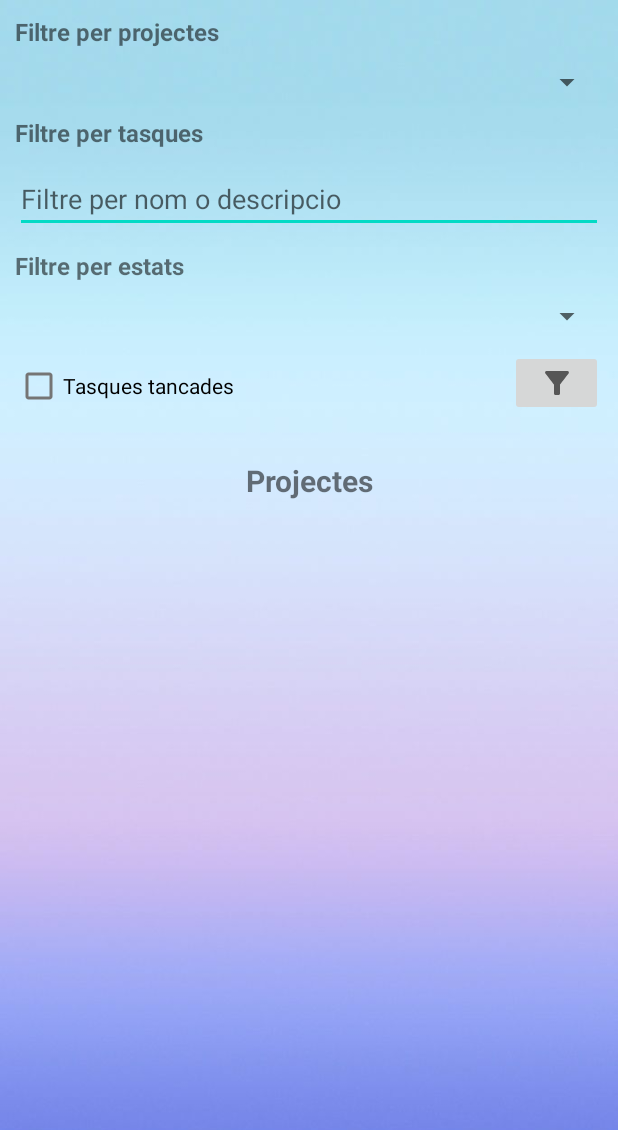
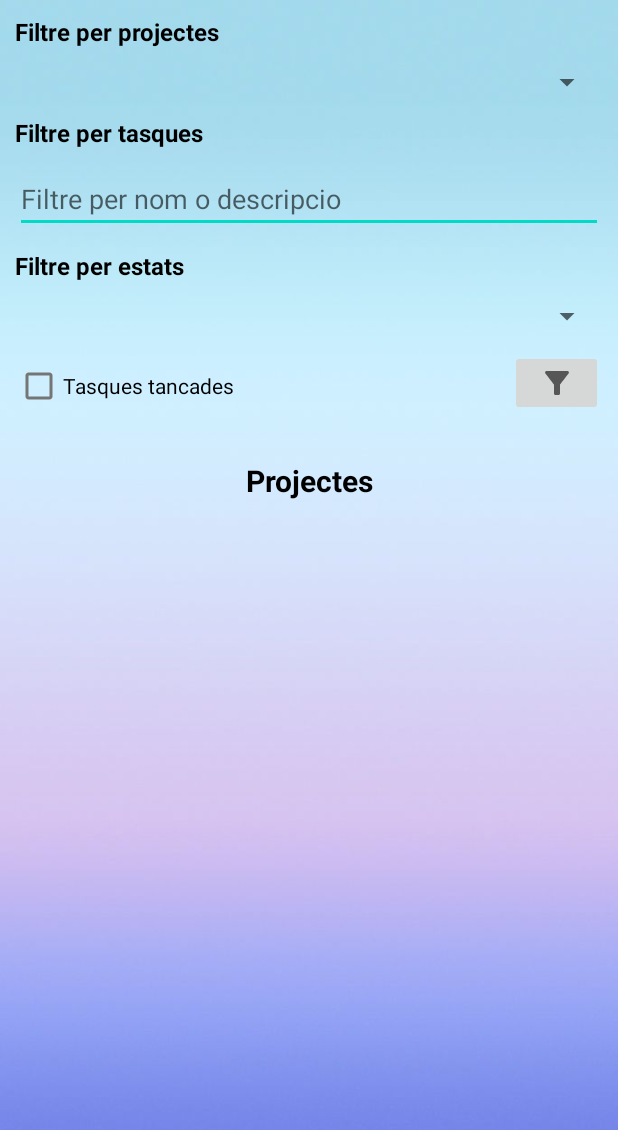
Before and after one commit to anna95reyes/PROJ_AppAndroidClient, an Android app: the layout activity_llista_tasques.xml on its own in the app's theme, with its tools: preview values and no code run, on a phone screen of 412 x 824 dp. Shown: the top 1130 px of the screen. Run offline under Robolectric (Android 15) with nearby library versions, the phone set to English and light mode, and no system bars.

```diff
--- a/app/src/main/java/com/example/appandroidclient/adapters/TascaAssignadaAdapter.java
+++ b/app/src/main/java/com/example/appandroidclient/adapters/TascaAssignadaAdapter.java
@@ -37,7 +37,7 @@ public class TascaAssignadaAdapter extends RecyclerView.Adapter<TascaAssignadaAd
         threadTasquesAssignades = new ThreadTasquesAssignades();
         new Thread(threadTasquesAssignades).start();
         try {
-            Thread.sleep(300);
+            Thread.sleep(200);
         } catch (InterruptedException e) {
             e.printStackTrace();
         }
--- a/app/src/main/res/layout/activity_llista_tasques.xml
+++ b/app/src/main/res/layout/activity_llista_tasques.xml
@@ -16,7 +16,8 @@
         android:textStyle="bold"
         android:layout_marginHorizontal="10dp"
         android:layout_marginTop="10dp"
-        android:layout_marginBottom="5dp"/>
+        android:layout_marginBottom="5dp"
+        android:textColor="@color/black"/>
 
     <Spinner android:id="@+id/spnFiltreProjecte"
         android:layout_width="match_parent"
@@ -31,7 +32,8 @@
         android:textSize="16dp"
         android:textStyle="bold"
         android:layout_marginHorizontal="10dp"
-        android:layout_marginVertical="5dp"/>
+        android:layout_marginVertical="5dp"
+        android:textColor="@color/black"/>
     <EditText
         android:layout_width="match_parent"
         android:layout_height="wrap_content"
@@ -46,9 +48,10 @@
         android:textSize="16dp"
         android:textStyle="bold"
         android:layout_marginHorizontal="10dp"
-        android:layout_marginVertical="5dp"/>
+        android:layout_marginVertical="5dp"
+        android:textColor="@color/black"/>
 
-    <Spinner android:id="@+id/spnFiltreTasques"
+    <Spinner android:id="@+id/spn_filtre_estats"
         android:layout_width="match_parent"
         android:layout_height="wrap_content"
         android:layout_marginHorizontal="10dp"
@@ -87,7 +90,8 @@
         android:textAlignment="center"
         android:layout_marginHorizontal="10dp"
         android:layout_marginTop="20dp"
-        android:layout_marginBottom="10dp"/>
+        android:layout_marginBottom="10dp"
+        android:textColor="@color/black"/>
 
     <androidx.recyclerview.widget.RecyclerView
         android:id="@+id/rcyProjectes"
```
Also changed, not shown: app/src/main/java/com/example/appandroidclient/LlistaTasquesActivity.java (+119 -0 lines), 1 other file.
